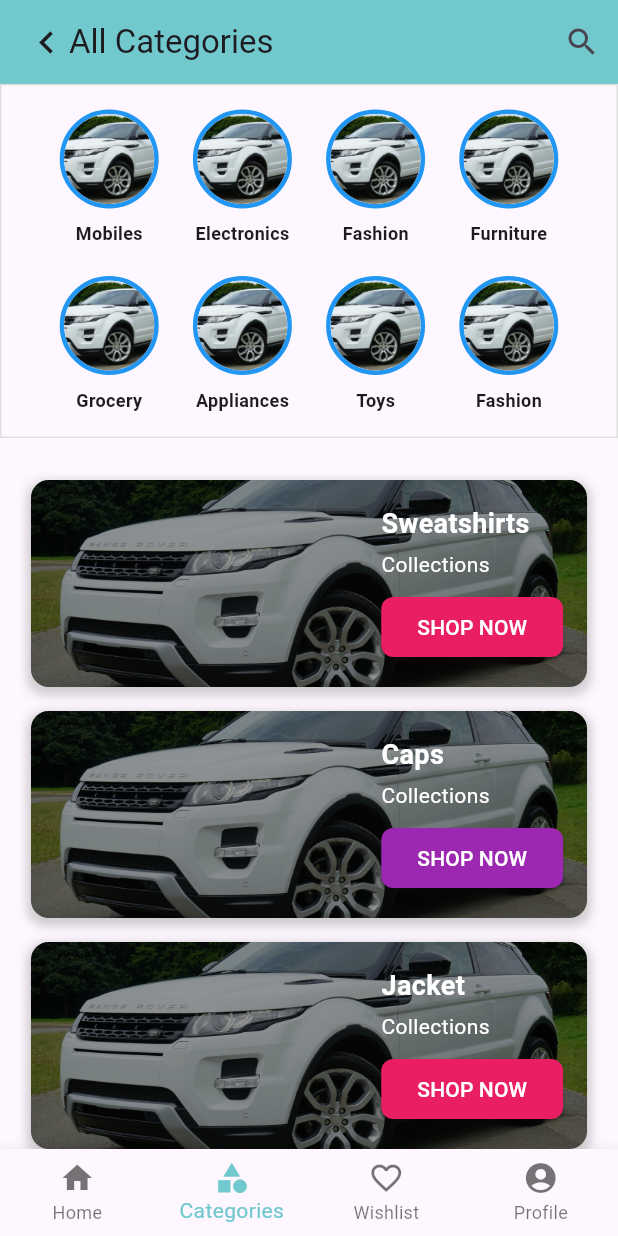
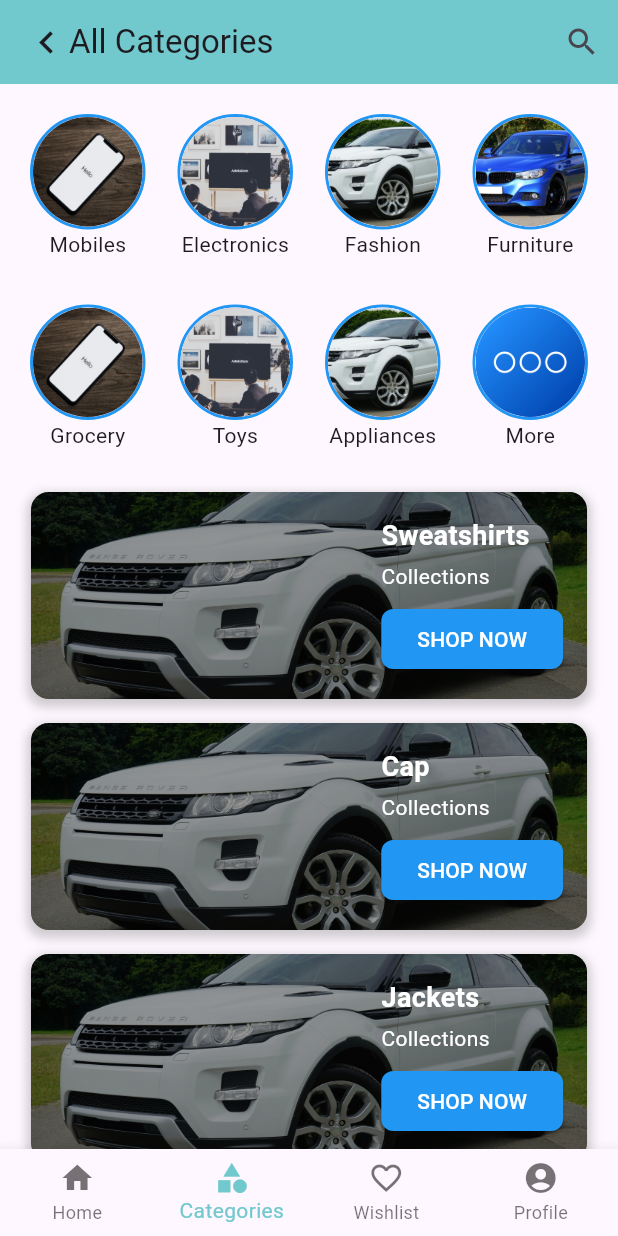
Before and after one commit to Jerickivan29/ChopyApp, a Flutter app: the screen it shows after launch, item 2 of the bottom bar chosen, on a phone screen of 412 x 824 dp. Run offline on Flutter 3.47's test engine with Material 3 defaults, Android fonts, the phone set to English and light mode, and no system bars; our stand-ins replace carousel_slider.

Commit message:
update categories 2.0

```diff
--- a/chopy_app/lib/categories.dart
+++ b/chopy_app/lib/categories.dart
@@ -1,4 +1,5 @@
 import 'package:flutter/material.dart';
+import 'package:chopy_app/homepage.dart';
 
 class Categories extends StatelessWidget {
   final Function(int) onBackTap;
@@ -34,118 +35,40 @@ class Categories extends StatelessWidget {
       body: SingleChildScrollView(
         child: Column(
           children: [
-            Container(
-              decoration: BoxDecoration(
-                border: Border.all(
-                    color: Color.fromARGB(255, 224, 223, 223), width: 1),
-              ),
-              child: Padding(
-                padding: const EdgeInsets.all(16.0),
-                child: Column(
-                  children: [
-                    Align(
-                      alignment: Alignment.topCenter,
-                      child: Column(
-                        children: [
-                          Row(
-                            mainAxisAlignment: MainAxisAlignment.spaceEvenly,
-                            children: [
-                              buildImageButton(
-                                  context, 'assets/images/car1.jpg', 'Mobiles'),
-                              buildImageButton(context,
-                                  'assets/images/car1.jpg', 'Electronics'),
-                              buildImageButton(
-                                  context, 'assets/images/car1.jpg', 'Fashion'),
-                              buildImageButton(context,
-                                  'assets/images/car1.jpg', 'Furniture'),
-                            ],
-                          ),
-                          SizedBox(height: 20),
-                          Row(
-                            mainAxisAlignment: MainAxisAlignment.spaceEvenly,
-                            children: [
-                              buildImageButton(
-                                  context, 'assets/images/car1.jpg', 'Grocery'),
-                              buildImageButton(context,
-                                  'assets/images/car1.jpg', 'Appliances'),
-                              buildImageButton(
-                                  context, 'assets/images/car1.jpg', 'Toys'),
-                              buildImageButton(
-                                  context, 'assets/images/car1.jpg', 'Fashion'),
-                            ],
-                          ),
-                        ],
-                      ),
-                    ),
-                  ],
-                ),
-              ),
-            ),
-            SizedBox(height: 20),
-            buildCategoryCard('assets/images/car1.jpg', 'Sweatshirts',
-                'Collections', Colors.pink, context),
-            buildCategoryCard('assets/images/car1.jpg', 'Caps', 'Collections',
-                Colors.purple, context),
-            buildCategoryCard('assets/images/car1.jpg', 'Jacket', 'Collections',
-                Colors.pink, context),
-            buildCategoryCard('assets/images/car1.jpg', 'Tshirt', 'Collections',
-                Colors.purple, context),
-            buildCategoryCard('assets/images/car1.jpg', 'Casual Trouser',
-                'Collections', Colors.pink, context),
-            buildCategoryCard('assets/images/car1.jpg', 'Cargos', 'Collections',
-                Colors.purple, context),
-            buildCategoryCard('assets/images/car1.jpg', 'Sunglasess',
-                'Collections', Colors.pink, context),
+            HomeCategories(onCategoryTap: (int index) {
+              // Handle category tap
+            }),
+            OtherCategories(imagePath: 'assets/images/car1.jpg', title: 'Sweatshirts', subtitle: 'Collections', buttonColor: Colors.blue,),
+            OtherCategories(imagePath: 'assets/images/car1.jpg', title: 'Cap', subtitle: 'Collections', buttonColor: Colors.blue,),
+            OtherCategories(imagePath: 'assets/images/car1.jpg', title: 'Jackets', subtitle: 'Collections', buttonColor: Colors.blue,),
+            OtherCategories(imagePath: 'assets/images/car1.jpg', title: 'Tshirts', subtitle: 'Collections', buttonColor: Colors.blue,),
           ],
         ),
       ),
     );
   }
+}
 
-  Widget buildImageButton(
-      BuildContext context, String imagePath, String title) {
-    return GestureDetector(
-      onTap: () {
-        // Handle button click
-      },
-      child: Column(
-        children: [
-          Container(
-            decoration: BoxDecoration(
-              shape: BoxShape.circle,
-              border: Border.all(
-                color: Colors.blue, // Set the color of the border
-                width: 3, // Set the width of the border
-              ),
-            ),
-            child: ClipOval(
-              child: Image.asset(
-                imagePath,
-                width: 60,
-                height: 60,
-                fit: BoxFit.cover,
-              ),
-            ),
-          ),
-          SizedBox(height: 8),
-          Text(
-            title,
-            style: TextStyle(fontSize: 12, fontWeight: FontWeight.bold),
-          ),
-        ],
-      ),
-    );
-  }
+class OtherCategories extends StatelessWidget {
+  final String imagePath;
+  final String title;
+  final String subtitle;
+  final Color buttonColor;
 
-  Widget buildCategoryCard(String imagePath, String title, String subtitle,
-      Color buttonColor, BuildContext context) {
-    double screenWidth = MediaQuery.of(context).size.width;
+  const OtherCategories({
+    super.key,
+    required this.imagePath,
+    required this.title,
+    required this.subtitle,
+    required this.buttonColor,
+  });
 
+  @override
+  Widget build(BuildContext context) {
     return Padding(
-      padding: const EdgeInsets.symmetric(
-          horizontal: 16.0, vertical: 8.0), // Adjust padding as needed
+      padding: const EdgeInsets.symmetric(horizontal: 16.0, vertical: 8.0),
       child: Container(
-        width: screenWidth * 0.9, // Use a percentage of the screen width
+        width: MediaQuery.of(context).size.width * 0.9,
         decoration: BoxDecoration(
           color: Colors.white,
           borderRadius: BorderRadius.circular(12),
@@ -154,13 +77,12 @@ class Categories extends StatelessWidget {
               color: Colors.grey.withOpacity(0.5),
               spreadRadius: 2,
               blurRadius: 5,
-              offset: Offset(0, 3),
+              offset: const Offset(0, 3),
             ),
           ],
         ),
         child: Stack(
           children: [
-            // Positioned.fill makes the image cover the entire card
             Positioned.fill(
               child: ClipRRect(
                 borderRadius: BorderRadius.circular(12),
@@ -170,7 +92,6 @@ class Categories extends StatelessWidget {
                 ),
               ),
             ),
-            // Add a semi-transparent overlay for better text readability
             Positioned.fill(
               child: Container(
                 decoration: BoxDecoration(
@@ -179,14 +100,11 @@ class Categories extends StatelessWidget {
                 ),
               ),
             ),
-            // Card content
             Padding(
               padding: const EdgeInsets.all(16.0),
               child: Row(
-                mainAxisAlignment:
-                    MainAxisAlignment.end, // Aligns content to the right
-                crossAxisAlignment:
-                    CrossAxisAlignment.center, // Centers content vertically
+                mainAxisAlignment: MainAxisAlignment.end,
+                crossAxisAlignment: CrossAxisAlignment.center,
                 children: [
                   Column(
                     crossAxisAlignment: CrossAxisAlignment.start,
@@ -195,30 +113,34 @@ class Categories extends StatelessWidget {
                       Text(
                         title,
                         style: const TextStyle(
-                            fontSize: 18,
-                            fontWeight: FontWeight.bold,
-                            color: Colors.white),
+                          fontSize: 18,
+                          fontWeight: FontWeight.bold,
+                          color: Colors.white,
+                        ),
                       ),
-                      SizedBox(height: 4),
+                      const SizedBox(height: 4),
                       Text(
                         subtitle,
-                        style:
-                            const TextStyle(fontSize: 14, color: Colors.white),
+                        style: const TextStyle(
+                          fontSize: 14,
+                          color: Colors.white,
+                        ),
                       ),
-                      SizedBox(height: 8),
+                      const SizedBox(height: 8),
                       ElevatedButton(
                         onPressed: () {
                           // Handle button click
                         },
                         style: ElevatedButton.styleFrom(
-                          backgroundColor:
-                              buttonColor, // Set the background color of the button
+                          backgroundColor: buttonColor,
                           shape: RoundedRectangleBorder(
                             borderRadius: BorderRadius.circular(8),
                           ),
                         ),
-                        child: const Text('SHOP NOW',
-                            style: TextStyle(color: Colors.white)),
+                        child: const Text(
+                          'SHOP NOW',
+                          style: TextStyle(color: Colors.white),
+                        ),
                       ),
                     ],
                   ),
```
